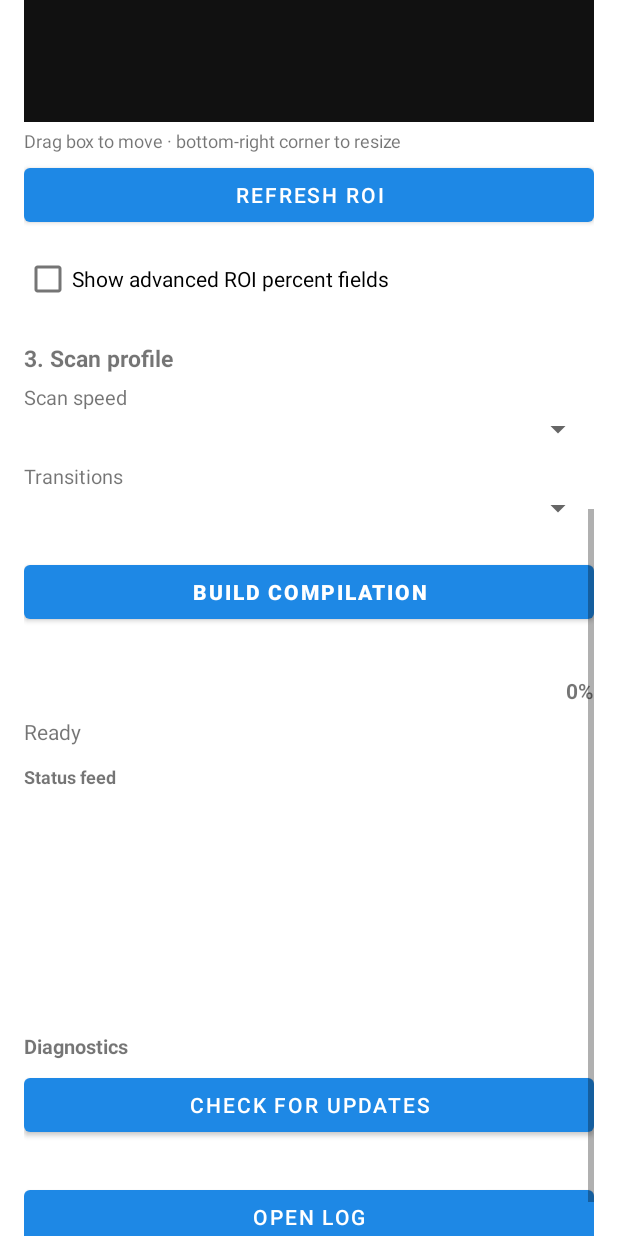
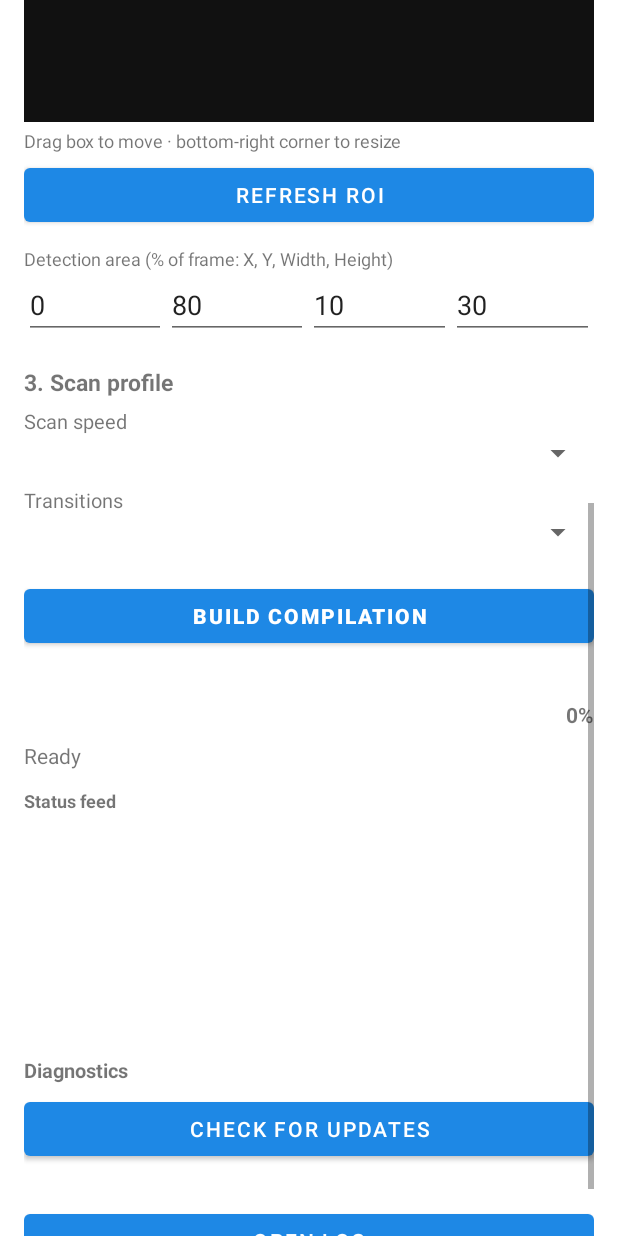
Before and after one commit to hughbechainez-byte/CompilationMaker, an Android app: the layout activity_main.xml on its own in the app's theme, with its tools: preview values and no code run, scrolled down 576 dp, on a phone screen of 412 x 824 dp. Run offline under Robolectric (Android 15) with nearby library versions, the light colour scheme and no system bars.

Commit message:
Show advanced ROI fields by default until MainActivity wires the toggle

```diff
--- a/app/src/main/res/layout/activity_main.xml
+++ b/app/src/main/res/layout/activity_main.xml
@@ -37,7 +37,6 @@
             android:textStyle="bold"
             android:visibility="gone" />
 
-        <!-- SOURCE -->
         <TextView
             android:layout_width="match_parent"
             android:layout_height="wrap_content"
@@ -69,7 +68,6 @@
             android:text="ROI setup: select a video"
             android:textSize="12sp" />
 
-        <!-- ROI -->
         <TextView
             android:layout_width="match_parent"
             android:layout_height="wrap_content"
@@ -141,25 +139,10 @@
             android:layout_marginTop="4dp"
             android:text="Refresh ROI" />
 
-        <CheckBox
-            android:id="@+id/advancedRoiToggle"
-            android:layout_width="match_parent"
-            android:layout_height="wrap_content"
-            android:layout_marginTop="8dp"
-            android:text="Show advanced ROI percent fields"
-            android:checked="false" />
-
-        <LinearLayout
-            android:id="@+id/advancedRoiContainer"
-            android:layout_width="match_parent"
-            android:layout_height="wrap_content"
-            android:orientation="vertical"
-            android:visibility="gone">
-
         <TextView
             android:layout_width="match_parent"
             android:layout_height="wrap_content"
-                android:layout_marginTop="4dp"
+            android:layout_marginTop="10dp"
             android:text="Detection area (% of frame: X, Y, Width, Height)"
             android:textSize="12sp" />
 
@@ -205,9 +188,7 @@
                 android:inputType="numberDecimal"
                 android:text="30" />
         </LinearLayout>
-        </LinearLayout>
 
-        <!-- SCAN -->
         <TextView
             android:layout_width="match_parent"
             android:layout_height="wrap_content"
@@ -308,7 +289,6 @@
             android:layout_width="match_parent"
             android:layout_height="wrap_content" />
 
-        <!-- BUILD -->
         <Button
             android:id="@+id/processButton"
             android:layout_width="match_parent"
@@ -456,7 +436,6 @@
                 android:textSize="12sp" />
         </ScrollView>
 
-        <!-- DIAGNOSTICS (lower priority) -->
         <TextView
             android:layout_width="match_parent"
             android:layout_height="wrap_content"
```
Lines whose indentation alone changed are shown as unchanged.
